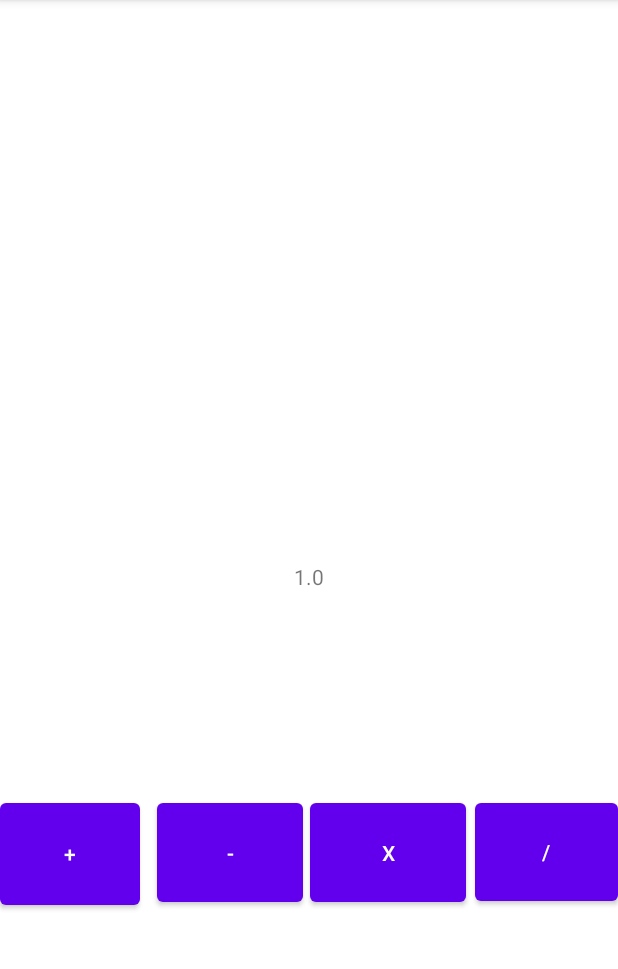
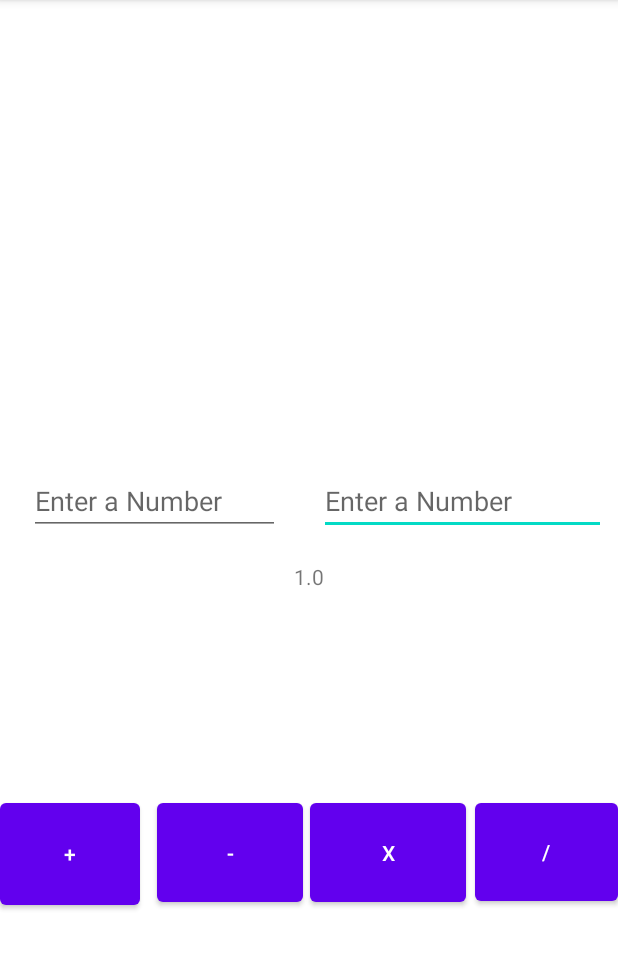
Before and after one commit to KRMadhusanka99/Basic_Mobile_Calculator_App, an Android app: the screen it shows after launch (MainActivity), on a phone screen of 412 x 824 dp, the part 84-1053 px from its top. Run offline under Robolectric (Android 15) with nearby library versions, the phone set to English and light mode, and no system bars.

Commit message:
manage_user_input

```diff
--- a/app/src/main/java/com/example/myapplication/ui/main/MainFragment.kt
+++ b/app/src/main/java/com/example/myapplication/ui/main/MainFragment.kt
@@ -7,6 +7,7 @@ import android.view.LayoutInflater
 import android.view.View
 import android.view.ViewGroup
 import android.widget.Button
+import android.widget.EditText
 import android.widget.TextView
 import androidx.lifecycle.Observer
 import com.example.myapplication.R
@@ -37,26 +38,31 @@ class MainFragment : Fragment() {
         viewModel.result.observe(viewLifecycleOwner, Observer {
             message.text = it.toString()
         })
+        var num1 = view.findViewById<EditText>(R.id.editTextNumber)
+        var num2 = view.findViewById<EditText>(R.id.editTextNumber)
+
+/*        var num1=6.0
+        var num2=2.0*/
 
         var add = view.findViewById<Button>(R.id.addButton)
         add.setOnClickListener {
             //viewModel.add(Math.random()*6,6.0)
-            viewModel.add(12.0,6.0)
+            viewModel.add(num1.text.toString().toDouble(), num2.text.toString().toDouble())
         }
 
         var min = view.findViewById<Button>(R.id.minButton)
         min.setOnClickListener {
-            viewModel.sub(12.0,6.0)
+            viewModel.sub(num1.text.toString().toDouble(), num2.text.toString().toDouble())
         }
 
         var multi = view.findViewById<Button>(R.id.multiButton)
         multi.setOnClickListener {
-            viewModel.multi(12.0,6.0)
+            viewModel.multi(num1.text.toString().toDouble(), num2.text.toString().toDouble())
         }
 
         var division = view.findViewById<Button>(R.id.divisionButton)
         division.setOnClickListener {
-            viewModel.division(12.0,6.0)
+            viewModel.division(num1.text.toString().toDouble(), num2.text.toString().toDouble())
         }
 
         return view
--- a/app/src/main/res/layout/fragment_main.xml
+++ b/app/src/main/res/layout/fragment_main.xml
@@ -65,4 +65,32 @@
         app:layout_constraintStart_toStartOf="parent"
         app:layout_constraintTop_toTopOf="parent" />
 
+    <EditText
+        android:id="@+id/editTextNumber"
+        android:layout_width="191dp"
+        android:layout_height="41dp"
+        android:ems="10"
+        android:hint="Enter a Number"
+        android:inputType="number"
+        app:layout_constraintBottom_toBottomOf="parent"
+        app:layout_constraintEnd_toEndOf="parent"
+        app:layout_constraintHorizontal_bias="0.965"
+        app:layout_constraintStart_toStartOf="parent"
+        app:layout_constraintTop_toTopOf="parent"
+        app:layout_constraintVertical_bias="0.434" />
+
+    <EditText
+        android:id="@+id/editTextNumber2"
+        android:layout_width="167dp"
+        android:layout_height="41dp"
+        android:ems="10"
+        android:hint="Enter a Number"
+        android:inputType="number"
+        app:layout_constraintBottom_toBottomOf="parent"
+        app:layout_constraintEnd_toEndOf="parent"
+        app:layout_constraintHorizontal_bias="0.079"
+        app:layout_constraintStart_toStartOf="parent"
+        app:layout_constraintTop_toTopOf="parent"
+        app:layout_constraintVertical_bias="0.434" />
+
 </androidx.constraintlayout.widget.ConstraintLayout>
```
